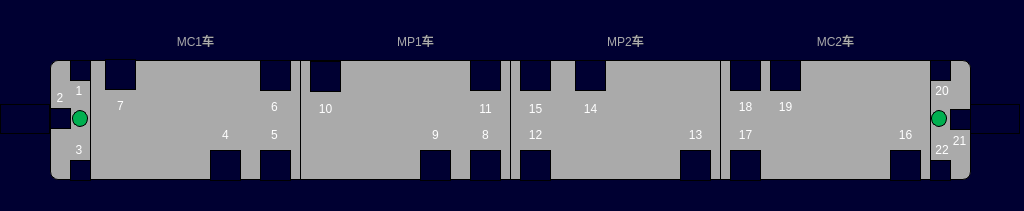
Before: the Qt Designer form vehiclefirewarningpage.ui in 994656234/HHL, drawn with Qt 5.
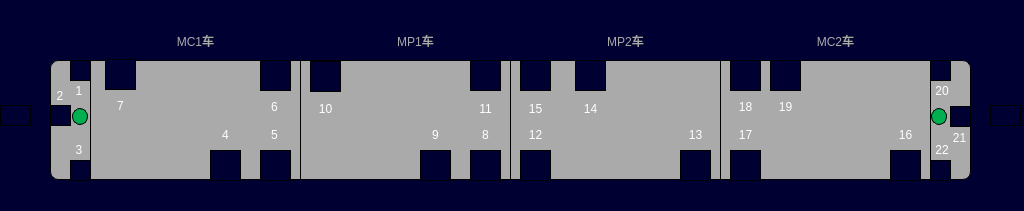
After: the same form once the commit is applied. Icons and pictures are not drawn.

```diff
--- a/vehiclefirewarningpage.ui
+++ b/vehiclefirewarningpage.ui
@@ -205,7 +205,7 @@
    <property name="geometry">
     <rect>
      <x>50</x>
-     <y>108</y>
+     <y>105</y>
      <width>21</width>
      <height>21</height>
     </rect>
@@ -413,7 +413,7 @@
    <property name="geometry">
     <rect>
      <x>950</x>
-     <y>109</y>
+     <y>106</y>
      <width>21</width>
      <height>21</height>
     </rect>
@@ -529,7 +529,7 @@
    <property name="geometry">
     <rect>
      <x>52</x>
-     <y>90</y>
+     <y>88</y>
      <width>16</width>
      <height>16</height>
     </rect>
@@ -969,7 +969,7 @@
    <property name="geometry">
     <rect>
      <x>949</x>
-     <y>130</y>
+     <y>127</y>
      <width>21</width>
      <height>21</height>
     </rect>
@@ -1013,9 +1013,9 @@
    <property name="geometry">
     <rect>
      <x>0</x>
-     <y>104</y>
-     <width>50</width>
-     <height>30</height>
+     <y>105</y>
+     <width>31</width>
+     <height>21</height>
     </rect>
    </property>
    <property name="styleSheet">
@@ -1029,7 +1029,7 @@
    <property name="geometry">
     <rect>
      <x>72</x>
-     <y>110</y>
+     <y>108</y>
      <width>16</width>
      <height>17</height>
     </rect>
@@ -1046,7 +1046,7 @@
    <property name="geometry">
     <rect>
      <x>931</x>
-     <y>110</y>
+     <y>108</y>
      <width>16</width>
      <height>17</height>
     </rect>
@@ -1062,10 +1062,10 @@
   <widget class="QLabel" name="lbl_cab2_direction">
    <property name="geometry">
     <rect>
-     <x>970</x>
-     <y>104</y>
-     <width>50</width>
-     <height>30</height>
+     <x>990</x>
+     <y>105</y>
+     <width>31</width>
+     <height>21</height>
     </rect>
    </property>
    <property name="styleSheet">
```
